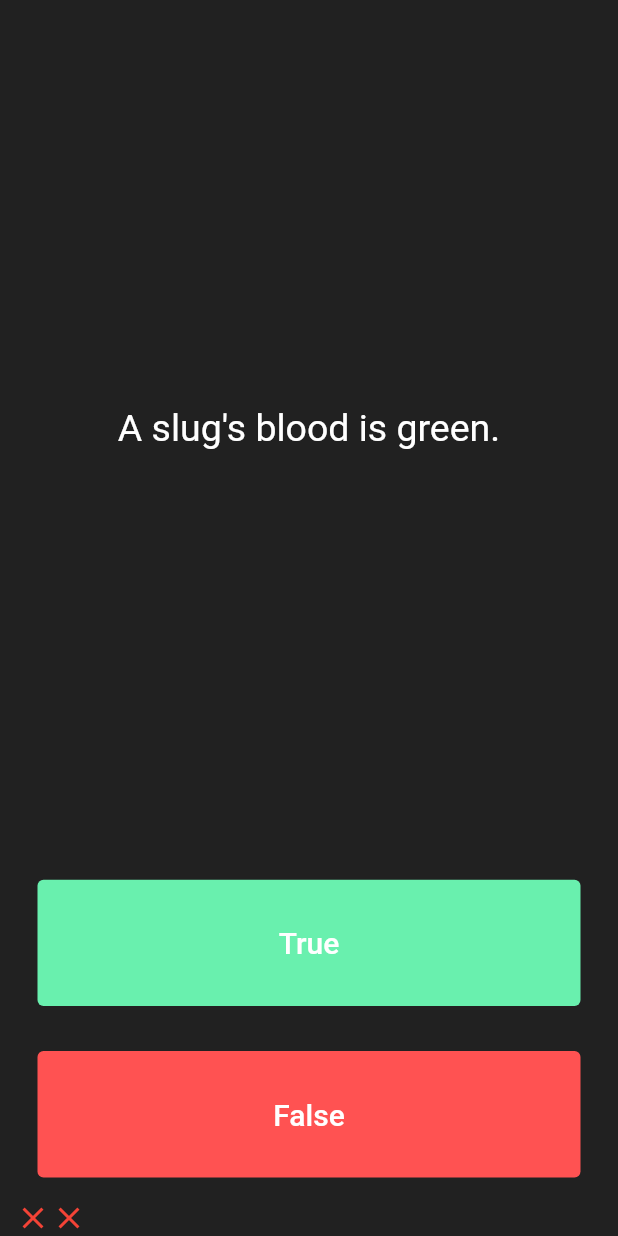
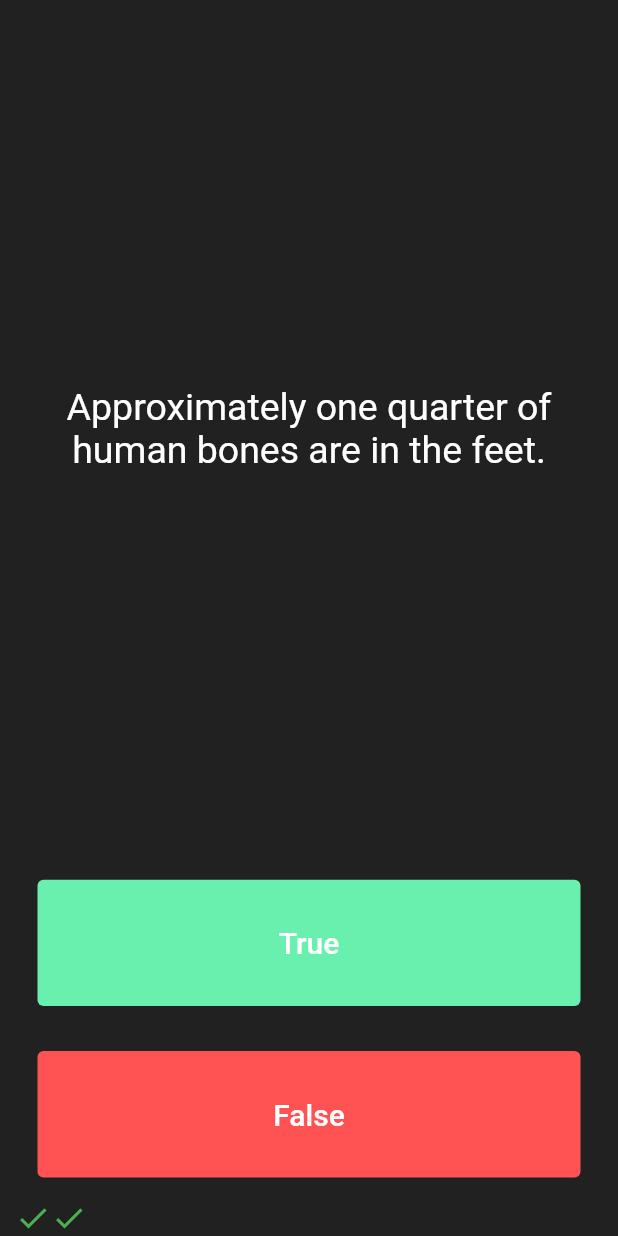
Before and after one commit to shreshtha-132/quizzler, a Flutter app: the screen it shows after launch, after a tap on "True", after a tap on "False", on a phone screen of 412 x 824 dp. Run offline on Flutter 3.47's test engine with Material 2 defaults, Android fonts, the phone set to English and light mode, and no system bars.

Commit message:
Commit
-> Made a question class
-> made a list of questions, putting different questions and answers.
-> created a new file, quiz_brain to include the questions and answers separately.

```diff
--- a/lib/main.dart
+++ b/lib/main.dart
@@ -1,4 +1,8 @@
 import 'package:flutter/material.dart';
+import 'question.dart';
+import 'quiz_brain.dart';
+
+QuizBrain quizBrain = QuizBrain();
 
 void main() => runApp(Quizzler());
 
@@ -36,12 +40,18 @@ class _QuizPageState extends State<QuizPage> {
     //   color: Colors.red,
     // )
   ];
-  List<String> questions = [
-    'You can lead a cow down stairs but not up stairs.',
-    'Approximately one quarter of human bones are in the feet.',
-    'A slug\'s blood is green.'
-  ];
-  List<String> answers = ['False', 'True', 'True'];
+
+  // List<String> questions = [
+  //   'You can lead a cow down stairs but not up stairs.',
+  //   'Approximately one quarter of human bones are in the feet.',
+  //   'A slug\'s blood is green.'
+  // ];
+  //
+  // List<String> answers = ['False', 'True', 'True'];
+  //
+  // Question q1 = Question(
+  //     q: 'You can lead a cow down stairs but not up stairs.', a: false);
+
   int i = 0;
   @override
   Widget build(BuildContext context) {
@@ -55,7 +65,7 @@ class _QuizPageState extends State<QuizPage> {
             padding: EdgeInsets.all(10.0),
             child: Center(
               child: Text(
-                questions[i],
+                quizBrain.questionBank[i].questionText,
                 textAlign: TextAlign.center,
                 style: TextStyle(
                   fontSize: 25.0,
@@ -84,7 +94,7 @@ class _QuizPageState extends State<QuizPage> {
               ),
               onPressed: () {
                 setState(() {
-                  if (answers[i] == 'True') {
+                  if (quizBrain.questionBank[i].questionAnswer == true) {
                     scoreKeeper.add(Icon(
                       Icons.check,
                       color: Colors.green,
@@ -95,7 +105,7 @@ class _QuizPageState extends State<QuizPage> {
                       color: Colors.red,
                     ));
                   }
-                  if (i < 2) {
+                  if (i < 12) {
                     i++;
                   }
                 });
@@ -122,7 +132,7 @@ class _QuizPageState extends State<QuizPage> {
               ),
               onPressed: () {
                 setState(() {
-                  if (answers[i] == 'False') {
+                  if (quizBrain.questionBank[i].questionAnswer == false) {
                     scoreKeeper.add(Icon(
                       Icons.check,
                       color: Colors.green,
@@ -133,7 +143,7 @@ class _QuizPageState extends State<QuizPage> {
                       color: Colors.red,
                     ));
                   }
-                  if (i < 2) {
+                  if (i < 12) {
                     i++;
                   }
                 });
--- /dev/null
+++ b/lib/question.dart
@@ -0,0 +1,8 @@
+class Question {
+  late String questionText;
+  late bool questionAnswer;
+  Question(String q, bool a) {
+    questionText = q;
+    questionAnswer = a;
+  }
+}
--- /dev/null
+++ b/lib/quiz_brain.dart
@@ -0,0 +1,31 @@
+import 'question.dart';
+
+class QuizBrain {
+  List<Question> questionBank = [
+    Question('Some cats are actually allergic to humans', true),
+    Question('You can lead a cow down stairs but not up stairs.', false),
+    Question('Approximately one quarter of human bones are in the feet.', true),
+    Question('A slug\'s blood is green.', true),
+    Question('Buzz Aldrin\'s mother\'s maiden name was \"Moon\".', true),
+    Question('It is illegal to pee in the Ocean in Portugal.', true),
+    Question(
+        'No piece of square dry paper can be folded in half more than 7 times.',
+        false),
+    Question(
+        'In London, UK, if you happen to die in the House of Parliament, you are technically entitled to a state funeral, because the building is considered too sacred a place.',
+        true),
+    Question(
+        'The loudest sound produced by any animal is 188 decibels. That animal is the African Elephant.',
+        false),
+    Question(
+        'The total surface area of two human lungs is approximately 70 square metres.',
+        true),
+    Question('Google was originally called \"Backrub\".', true),
+    Question(
+        'Chocolate affects a dog\'s heart and nervous system; a few ounces are enough to kill a small dog.',
+        true),
+    Question(
+        'In West Virginia, USA, if you accidentally hit an animal with your car, you are free to take it home to eat.',
+        true),
+  ];
+}
```
